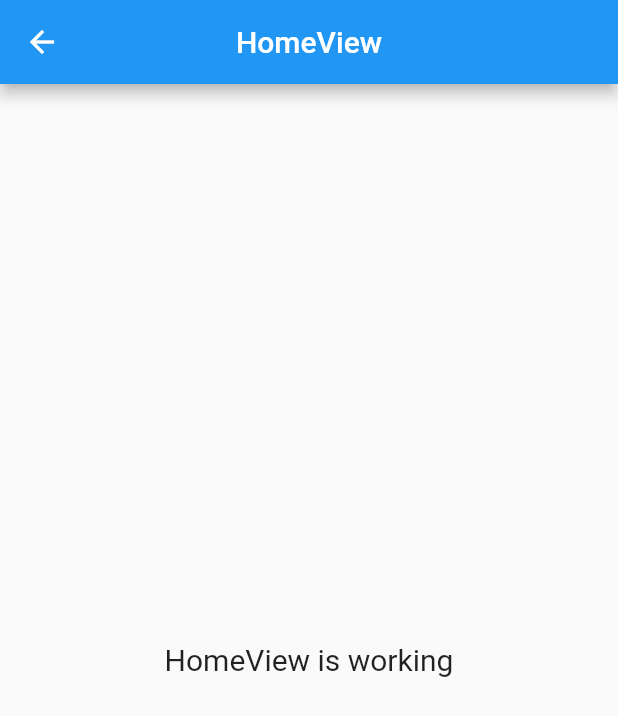
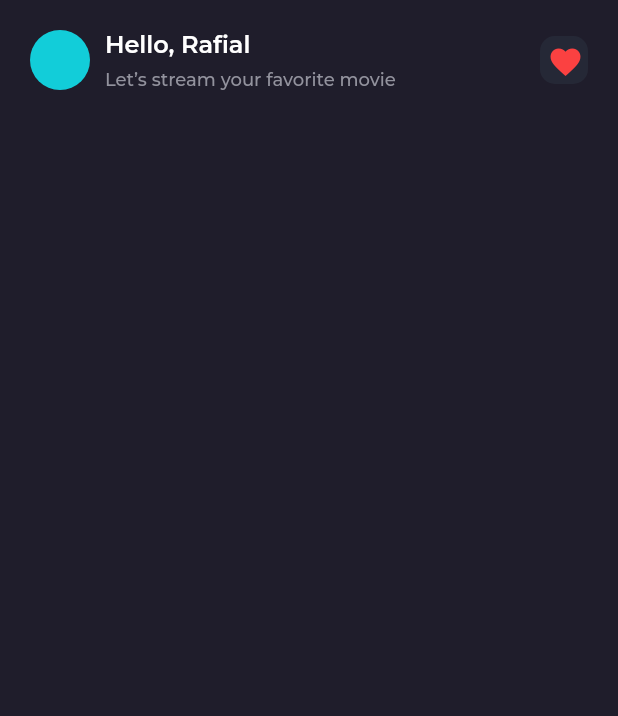
Before and after one commit to itsmerafial141/cinemax, a Flutter app: the HomeView screen opened by its route, on a phone screen of 412 x 824 dp. Shown: the top 716 px of the screen. Run offline on Flutter 3.47's test engine with Material 2 defaults, Android fonts, the phone set to English and light mode, and no system bars; our stand-ins replace dotted_border, email_validator, get, smooth_page_indicator; missing offline and left inert: splash_screen_view.

Commit message:
adding home page

```diff
--- a/lib/app/modules/home/views/home_view.dart
+++ b/lib/app/modules/home/views/home_view.dart
@@ -1,21 +1,99 @@
+import 'package:cinemax/app/values/colors.dart';
 import 'package:flutter/material.dart';
 
 import 'package:get/get.dart';
 
+import '../../../values/styles.dart';
 import '../controllers/home_controller.dart';
 
 class HomeView extends GetView<HomeController> {
   @override
   Widget build(BuildContext context) {
     return Scaffold(
-      appBar: AppBar(
-        title: Text('HomeView'),
-        centerTitle: true,
-      ),
-      body: Center(
-        child: Text(
-          'HomeView is working',
-          style: TextStyle(fontSize: 20),
+      backgroundColor: MyColors.dark,
+      body: SafeArea(
+        child: SingleChildScrollView(
+          child: Column(
+            children: [
+              SizedBox(
+                height: 20,
+              ),
+              Padding(
+                padding: EdgeInsets.symmetric(horizontal: 20),
+                child: Row(
+                  mainAxisSize: MainAxisSize.max,
+                  crossAxisAlignment: CrossAxisAlignment.center,
+                  children: [
+                    Tooltip(
+                      message: "Profile",
+                      child: InkWell(
+                        onTap: () {},
+                        borderRadius: BorderRadius.circular(Get.width),
+                        child: Container(
+                          height: 40,
+                          width: 40,
+                          decoration: BoxDecoration(
+                            borderRadius: BorderRadius.circular(Get.width),
+                            color: MyColors.blueAccent,
+                          ),
+                        ),
+                      ),
+                    ),
+                    SizedBox(
+                      width: 10,
+                    ),
+                    Column(
+                      crossAxisAlignment: CrossAxisAlignment.start,
+                      children: [
+                        Text(
+                          "Hello, Rafial",
+                          textAlign: TextAlign.center,
+                          style: TextStyle(
+                            fontFamily: MyStyles.SemiBold,
+                            fontSize: MyStyles.H4,
+                            color: MyColors.white,
+                          ),
+                        ),
+                        SizedBox(
+                          height: 5,
+                        ),
+                        Text(
+                          "Let’s stream your favorite movie",
+                          textAlign: TextAlign.center,
+                          style: TextStyle(
+                            fontFamily: MyStyles.Medium,
+                            fontSize: MyStyles.H6,
+                            color: MyColors.grey,
+                          ),
+                        ),
+                      ],
+                    ),
+                    Spacer(),
+                    Tooltip(
+                      message: "Favorite",
+                      child: InkWell(
+                        onTap: () {},
+                        borderRadius: BorderRadius.circular(10),
+                        child: Container(
+                          height: 32,
+                          width: 32,
+                          padding: EdgeInsets.all(5),
+                          decoration: BoxDecoration(
+                            color: MyColors.soft,
+                            borderRadius: BorderRadius.circular(10),
+                          ),
+                          child: Icon(
+                            Icons.favorite,
+                            color: MyColors.red,
+                          ),
+                        ),
+                      ),
+                    )
+                  ],
+                ),
+              ),
+            ],
+          ),
         ),
       ),
     );
--- a/lib/app/modules/login/views/login_view.dart
+++ b/lib/app/modules/login/views/login_view.dart
@@ -149,7 +149,9 @@ class LoginView extends GetView<LoginController> {
               Tooltip(
                 message: "Login",
                 child: ElevatedButton(
-                  onPressed: () {},
+                  onPressed: () {
+                    Get.offAllNamed(AppPages.INITIAL_HM);
+                  },
                   style: ButtonStyle(
                     backgroundColor: MaterialStateProperty.all<Color>(
                       MyColors.blueAccent,
```
